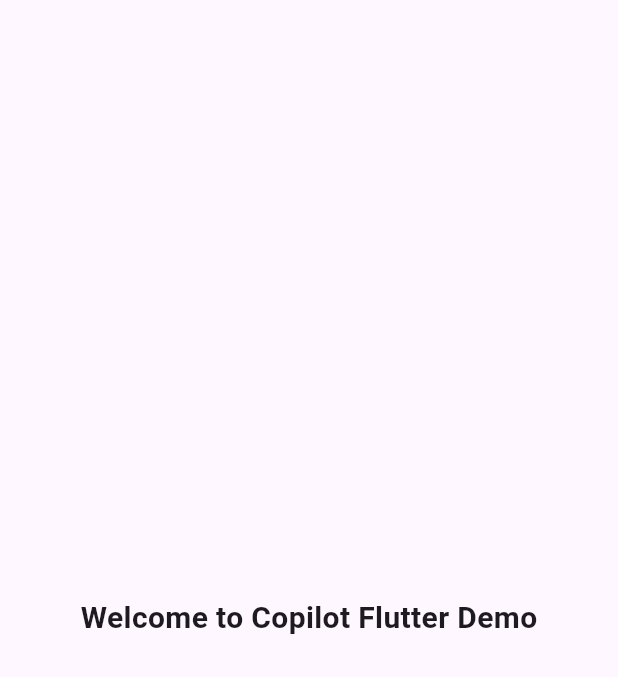
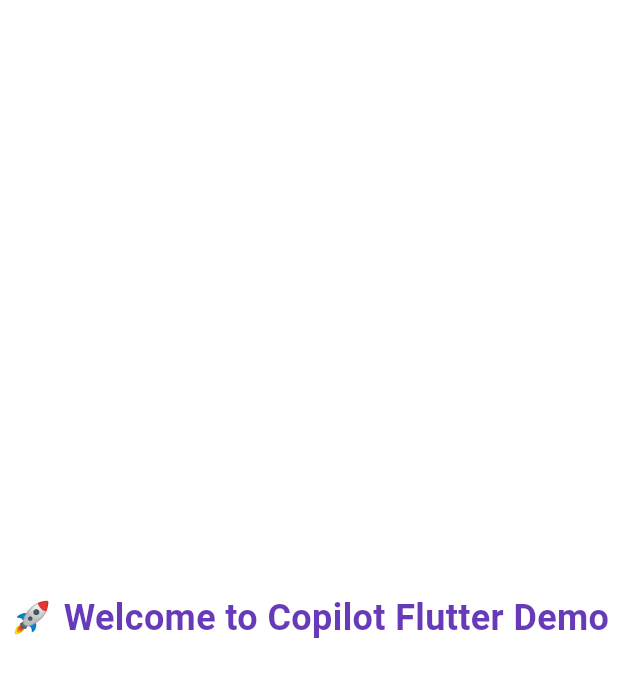
Before and after one commit to Mohan-MTA/Copilot_Source_1, a Flutter app: the screen it shows after launch, on a phone screen of 412 x 824 dp. Shown: the top 677 px of the screen. Run offline on Flutter 3.47's test engine with Material 3 defaults, Android fonts, the light colour scheme and no system bars.

Commit message:
💄 Update welcome text in main.dart

```diff
--- a/lib/main.dart
+++ b/lib/main.dart
@@ -11,10 +11,15 @@
   Widget build(BuildContext context) {
     return const MaterialApp(
       home: Scaffold(
+        backgroundColor: Colors.white,
         body: Center(
           child: Text(
-            'Welcome to Copilot Flutter Demo',
-            style: TextStyle(fontSize: 20, fontWeight: FontWeight.bold),
+            '🚀 Welcome to Copilot Flutter Demo',
+            style: TextStyle(
+              fontSize: 24,
+              fontWeight: FontWeight.w600,
+              color: Colors.deepPurple,
+            ),
           ),
         ),
       ),
```
